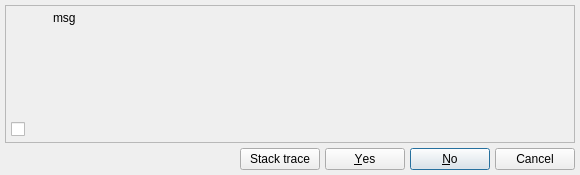
Qt form libs/libgui/ui/messagebox.ui (maniac787/pgmodeler) before a commit.
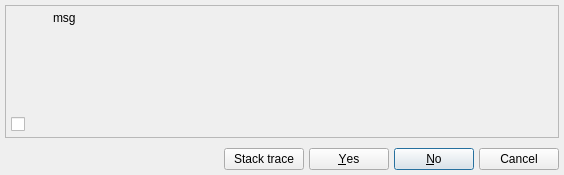
The same form after that commit. Icons and pictures are not drawn.

Commit message: Improve CodePreviewWidget UI and fix layout configuration

Patch:
```diff
--- a/libs/libgui/ui/messagebox.ui
+++ b/libs/libgui/ui/messagebox.ui
@@ -9,7 +9,7 @@
    <rect>
     <x>0</x>
     <y>0</y>
-    <width>580</width>
+    <width>564</width>
     <height>175</height>
    </rect>
   </property>
@@ -34,26 +34,38 @@
   </property>
   <layout class="QGridLayout" name="gridLayout_4">
    <property name="leftMargin">
-    <number>5</number>
+    <number>0</number>
    </property>
    <property name="topMargin">
-    <number>5</number>
+    <number>0</number>
    </property>
    <property name="rightMargin">
-    <number>5</number>
+    <number>0</number>
    </property>
    <property name="bottomMargin">
-    <number>5</number>
+    <number>0</number>
    </property>
    <property name="spacing">
-    <number>5</number>
+    <number>0</number>
    </property>
-   <item row="2" column="0">
-    <layout class="QGridLayout" name="gridLayout_2">
+   <item row="3" column="0">
+    <layout class="QHBoxLayout" name="horizontalLayout">
      <property name="spacing">
       <number>5</number>
      </property>
-     <item row="0" column="0">
+     <property name="leftMargin">
+      <number>5</number>
+     </property>
+     <property name="topMargin">
+      <number>5</number>
+     </property>
+     <property name="rightMargin">
+      <number>5</number>
+     </property>
+     <property name="bottomMargin">
+      <number>5</number>
+     </property>
+     <item>
       <widget class="QLabel" name="pgmodeler_name_lbl">
        <property name="sizePolicy">
         <sizepolicy hsizetype="Fixed" vsizetype="Fixed">
@@ -78,7 +90,7 @@
        </property>
       </widget>
      </item>
-     <item row="0" column="1">
+     <item>
       <widget class="QWidget" name="container_wgt" native="true">
        <layout class="QGridLayout" name="gridLayout">
         <property name="leftMargin">
@@ -234,6 +246,33 @@
     </layout>
    </item>
    <item row="0" column="0">
+    <widget class="QFrame" name="main_frm">
+     <property name="minimumSize">
+      <size>
+       <width>0</width>
+       <height>100</height>
+      </size>
+     </property>
+     <property name="frameShape">
+      <enum>QFrame::Shape::NoFrame</enum>
+     </property>
+     <property name="frameShadow">
+      <enum>QFrame::Shadow::Raised</enum>
+     </property>
+     <layout class="QVBoxLayout" name="verticalLayout_3">
+      <property name="leftMargin">
+       <number>5</number>
+      </property>
+      <property name="topMargin">
+       <number>5</number>
+      </property>
+      <property name="rightMargin">
+       <number>5</number>
+      </property>
+      <property name="bottomMargin">
+       <number>5</number>
+      </property>
+      <item>
     <widget class="QStackedWidget" name="objs_group_wgt">
      <property name="sizePolicy">
       <sizepolicy hsizetype="Minimum" vsizetype="Minimum">
@@ -566,6 +605,9 @@
        </item>
       </layout>
      </widget>
+       </widget>
+      </item>
+     </layout>
     </widget>
    </item>
   </layout>
```
Left out of the diff: 4 changed lines with no effect on the pictures. Lines whose indentation alone changed are shown as unchanged. The commit also changes 10 other files.
